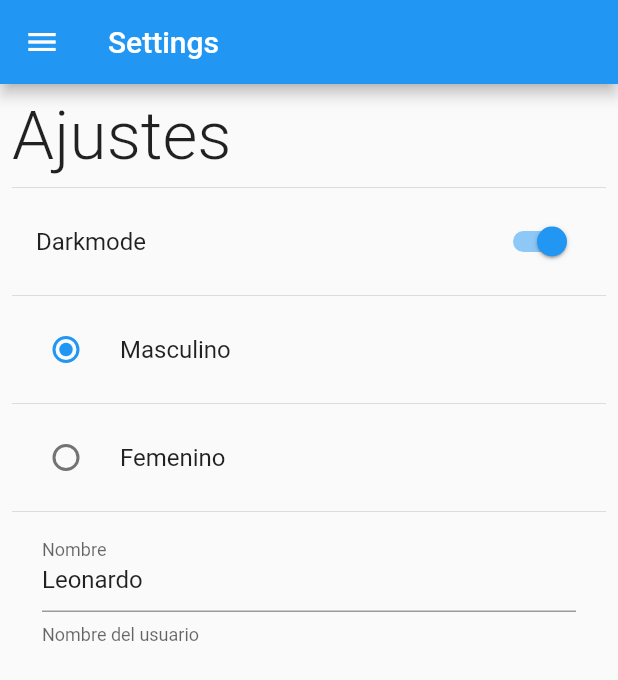
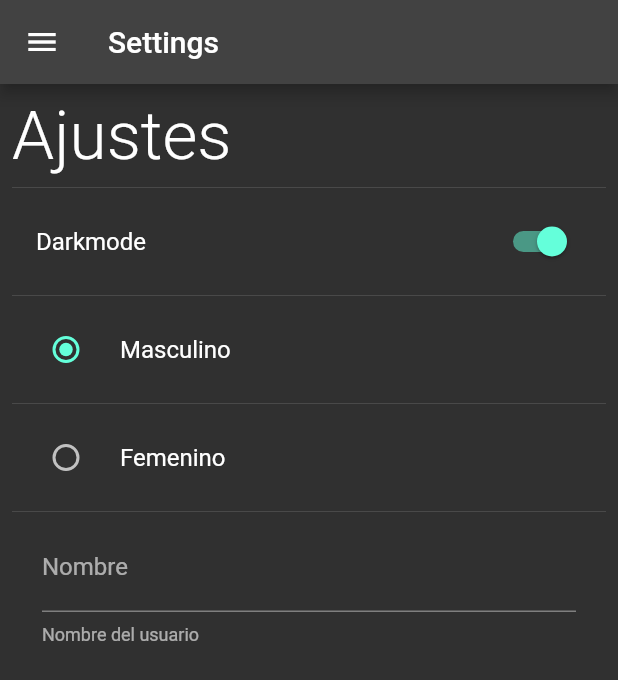
Before and after one commit to LeonardoHOjeda/flutter-codes, a Flutter app: the SettingsScreen screen opened by its route, after a tap on "Darkmode", on a phone screen of 412 x 824 dp. Shown: the top 680 px of the screen. Run offline on Flutter 3.47's test engine with Material 2 defaults, Android fonts, the phone set to English and light mode, and no system bars; our stand-ins replace shared_preferences, sqflite; missing offline and left inert: flutter_barcode_scanner; accounts and stored records are empty; statements that could not run were skipped.

Commit message:
Finalizacion seccion 11. Preferencias de usuario

```diff
--- /dev/null
+++ b/preferences_app/lib/providers/theme_provider.dart
@@ -0,0 +1,19 @@
+import 'package:flutter/material.dart';
+
+class ThemeProvider extends ChangeNotifier {
+  ThemeData currentTheme;
+
+  ThemeProvider({
+    required bool isDarkmode
+  }): currentTheme = isDarkmode ? ThemeData.dark() : ThemeData.light();
+
+  setLightMode(){
+    currentTheme = ThemeData.light();
+    notifyListeners();
+  }
+
+  setDarkMode(){
+    currentTheme = ThemeData.dark();
+    notifyListeners();
+  }
+}
--- a/preferences_app/lib/screens/settings_screen.dart
+++ b/preferences_app/lib/screens/settings_screen.dart
@@ -1,5 +1,8 @@
 import 'package:flutter/material.dart';
+import 'package:preferences_app/providers/theme_provider.dart';
+import 'package:preferences_app/share_preferences/preferences.dart';
 import 'package:preferences_app/widgets/widgets.dart';
+import 'package:provider/provider.dart';
 
 class SettingsScreen extends StatefulWidget {
   static const String routerName = 'Settings';
@@ -12,9 +15,10 @@ class SettingsScreen extends StatefulWidget {
 
 class _SettingsScreenState extends State<SettingsScreen> {
 
-  bool isDarkmode = false;
-  int gender = 1;
-  String name = 'Pedro';
+  // bool isDarkmode = false;
+  // int gender = 1;
+  // String name = 'Pedro';
+
   @override
   Widget build(BuildContext context) {
     return Scaffold(
@@ -33,41 +37,40 @@ class _SettingsScreenState extends State<SettingsScreen> {
                         TextStyle(fontSize: 45, fontWeight: FontWeight.w300)),
                 Divider(),
                 SwitchListTile(
-                    value: isDarkmode,
+                    value: Preferences.isDarkmode,
                     title: Text('Darkmode'),
                     onChanged: (value) {
-                      isDarkmode = value;
-                      setState(() {
-
-                      });
+                      Preferences.isDarkmode = value;
+                      final themeProvider = Provider.of<ThemeProvider>(context, listen: false);
+                      value ? themeProvider.setDarkMode() : themeProvider.setLightMode();
+                      setState(() {});
                     }),
                 Divider(),
                 RadioListTile<int>(
                     value: 1,
-                    groupValue: gender,
+                    groupValue: Preferences.gender,
                     title: Text('Masculino'),
                     onChanged: (value) {
-                      gender = value ?? 1;
+                      Preferences.gender = value ?? 1;
                       setState(() {});
                     }),
                 Divider(),
                 RadioListTile<int>(
                     value: 2,
-                    groupValue: gender,
+                    groupValue: Preferences.gender,
                     title: Text('Femenino'),
                     onChanged: (value) {
-                      gender = value ?? 2;
+                      Preferences.gender = value ?? 2;
                       setState(() {});
                     }),
                 Divider(),
                 Padding(
                   padding: const EdgeInsets.symmetric(horizontal: 20),
                   child: TextFormField(
-                    initialValue: 'Leonardo',
+                    initialValue: Preferences.name,
                     onChanged: (value){
-                      name = value;
-                      setState(() {
-                      });
+                      Preferences.name = value;
+                      setState(() {});
                     },
                     decoration: InputDecoration(
                       labelText: 'Nombre',
--- a/preferences_app/lib/share_preferences/preferences.dart
+++ b/preferences_app/lib/share_preferences/preferences.dart
@@ -10,4 +10,31 @@ class Preferences {
   static Future<void> init() async {
     _prefs = await SharedPreferences.getInstance();
   }
+
+  static String get name {
+    return _prefs.getString('name') ?? _name;
+  }
+
+  static set name(String name) {
+    _name = name;
+    _prefs.setString('name', name);
+  }
+
+  static bool get isDarkmode {
+    return _prefs.getBool('isDarkmode') ?? _isDarkmode;
+  }
+
+  static set isDarkmode(bool value) {
+    _isDarkmode = value;
+    _prefs.setBool('isDarkmode', value);
+  }
+
+  static int get gender {
+    return _prefs.getInt('gender') ?? _gender;
+  }
+
+  static set gender(int value) {
+    _gender = value;
+    _prefs.setInt('gender', value);
+  }
 }
--- a/preferences_app/pubspec.yaml
+++ b/preferences_app/pubspec.yaml
@@ -35,6 +35,7 @@ dependencies:
   # Use with the CupertinoIcons class for iOS style icons.
   cupertino_icons: ^1.0.2
   shared_preferences: ^2.0.13
+  provider: ^6.0.2
 
 dev_dependencies:
   flutter_test:
```
Also changed, not shown: preferences_app/lib/main.dart (+13 -2 lines), preferences_app/lib/screens/home_screen.dart (+5 -7 lines), preferences_app/pubspec.lock.
